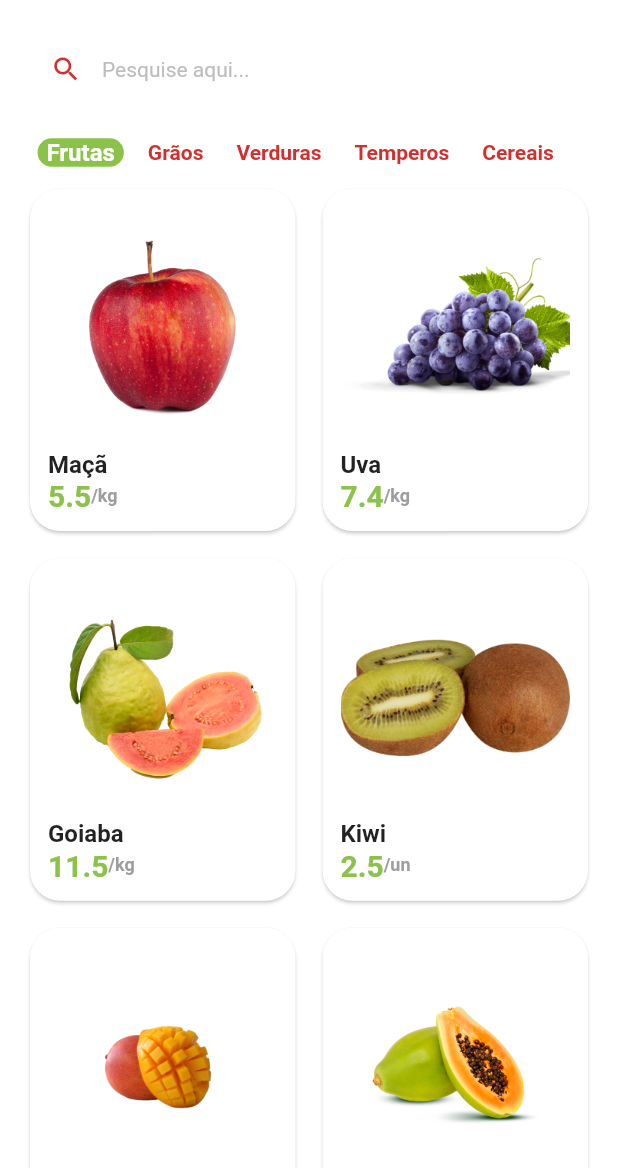
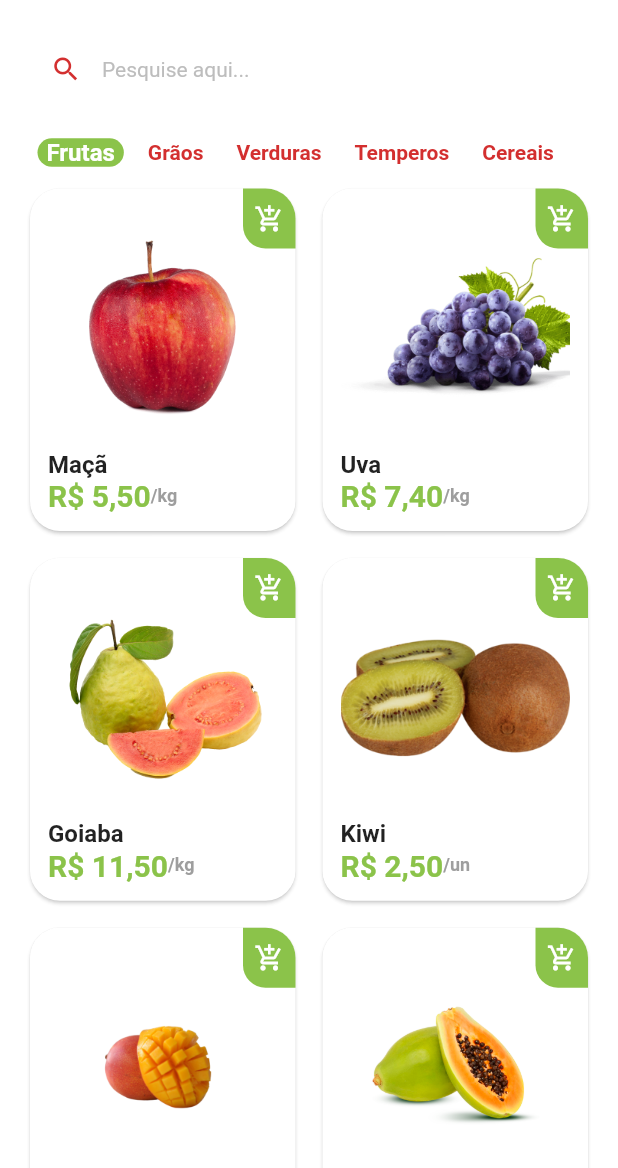
Before and after one commit to IsaacNascimento/green_grocery, a Flutter app: the HomeTab screen opened directly, on a phone screen of 412 x 824 dp, the part 68-1236 px from its top. Run offline on Flutter 3.47's test engine with Material 2 defaults, Android fonts, the phone set to English and light mode, and no system bars; our stand-ins replace animated_text_kit, mask_text_input_formatter.

Commit message:
[Package]: INTL Formatter; PriceFormatter Method Class; Stack Card and Cart Button (Styles) on item_tile;

```diff
--- a/lib/src/pages/home/components/item_tile.dart
+++ b/lib/src/pages/home/components/item_tile.dart
@@ -1,15 +1,20 @@
 import 'package:flutter/material.dart';
 import 'package:green_grocer/src/config/custom_colors.dart';
 import 'package:green_grocer/src/models/item_model.dart';
+import 'package:green_grocer/src/services/utils_services.dart';
 
 class ItemTile extends StatelessWidget {
   final ItemModel item;
 
-  const ItemTile({super.key, required this.item});
+  ItemTile({super.key, required this.item});
+
+  final UtilsServices utilsServices = UtilsServices();
 
   @override
   Widget build(BuildContext context) {
-    return Card(
+    return Stack(
+      children: [
+        Card(
           elevation: 1,
           shadowColor: Colors.grey.shade300,
           shape: RoundedRectangleBorder(
@@ -28,14 +33,15 @@ class ItemTile extends StatelessWidget {
                 // Nome
                 Text(
                   item.itemName,
-              style: const TextStyle(fontSize: 16, fontWeight: FontWeight.bold),
+                  style: const TextStyle(
+                      fontSize: 16, fontWeight: FontWeight.bold),
                 ),
 
                 // Preço - Unidade
                 Row(
                   children: [
                     Text(
-                  item.price.toString(),
+                      utilsServices.priceToCurrency(item.price),
                       style: TextStyle(
                         fontWeight: FontWeight.bold,
                         fontSize: 20,
@@ -55,6 +61,32 @@ class ItemTile extends StatelessWidget {
               ],
             ),
           ),
+        ),
+        Positioned(
+          top: 4,
+          right: 4,
+          child: GestureDetector(
+            onTap: () {},
+            child: Container(
+              decoration: BoxDecoration(
+                color: CustomColors.customSwatchColor,
+                borderRadius: const BorderRadius.only(
+                  bottomLeft: Radius.circular(15),
+                  topRight: Radius.circular(20)
+                )
+              ),
+
+              height: 40,
+              width: 35,
+              child: const Icon(
+                Icons.add_shopping_cart_outlined,
+                color: Colors.white,
+                size: 20
+              ),
+            ),
+          ),
+        ),
+      ],
     );
   }
 }
--- /dev/null
+++ b/lib/src/services/utils_services.dart
@@ -0,0 +1,10 @@
+import 'package:intl/intl.dart';
+
+class UtilsServices {
+
+  String priceToCurrency(double price) {
+    NumberFormat numberFormat = NumberFormat.simpleCurrency(locale: 'pt_BR');
+    return numberFormat.format(price);
+
+  }
+}
--- a/pubspec.yaml
+++ b/pubspec.yaml
@@ -33,6 +33,7 @@ dependencies:
 
   animated_text_kit: ^4.2.2
   mask_text_input_formatter: ^2.4.0
+  intl: ^0.18.1
 
   # The following adds the Cupertino Icons font to your application.
   # Use with the CupertinoIcons class for iOS style icons.
```
Also changed, not shown: pubspec.lock. Lines whose indentation alone changed are shown as unchanged.
